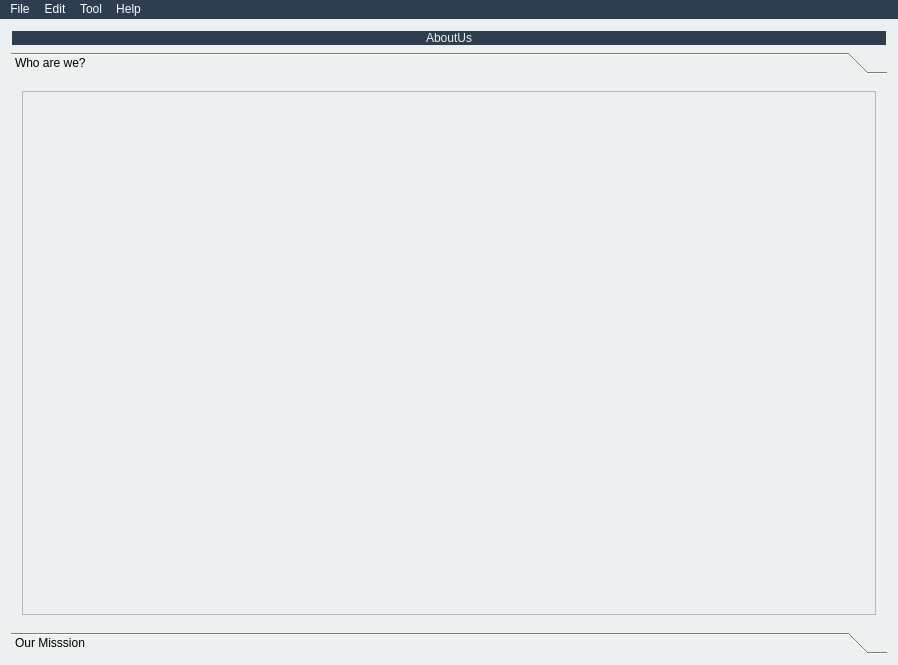
Old version of the form mainwindow.ui in the repository KimangKhenng/Traffic-SImulation-and-Visualization.
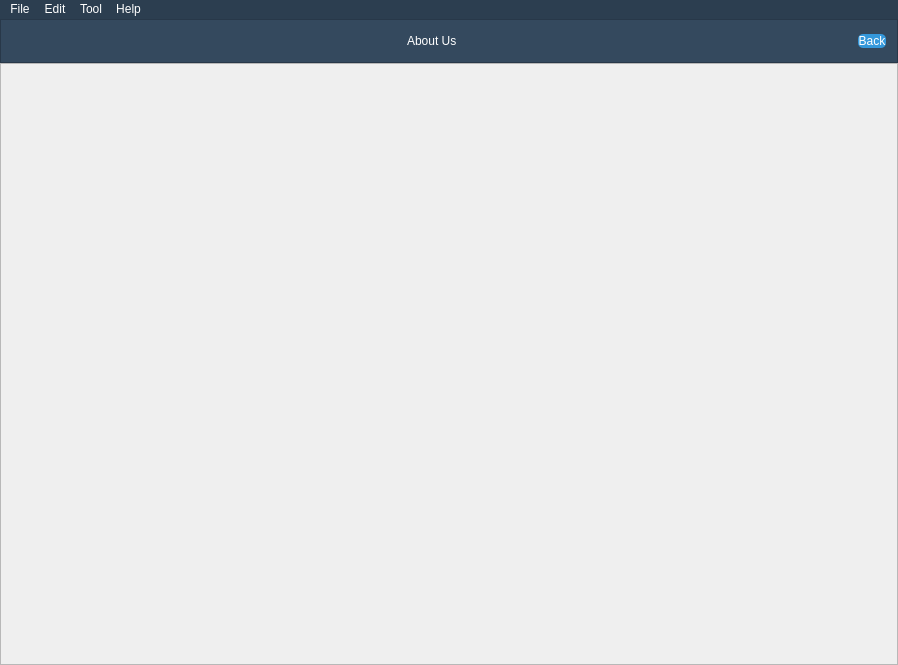
New version of the form. The open tabs and pages were chosen to show the change. Icons and pictures are not drawn. Custom widgets are drawn as their Qt base class.

What changed in the file:
```diff
--- a/mainwindow.ui
+++ b/mainwindow.ui
@@ -792,107 +792,162 @@
       </widget>
       <widget class="QWidget" name="m_about_us_page">
        <property name="styleSheet">
-        <string notr="true">QWidget{
-	
-	background-color: rgb(236, 240, 241);
-	font: 14pt &quot;Century Gothic&quot;;
+        <string notr="true">QPushButton{
+font: 12pt &quot;Segoe UI Light&quot;;
+color: rgb(255, 255, 255);
+background-color: rgb(52, 152, 219);
+border-radius:5px;
 }
-QLabel{	
-	font: 24pt &quot;Century Gothic&quot;;
-	color: rgb(236, 240, 241);
-	background-color: rgb(44, 62, 80);
+ QPushButton:pressed {
+ background-color: qlineargradient(x1: 0, y1: 0, x2: 0, y2: 1,stop: 0 #dadbde, stop: 1 #f6f7fa);
+border-radius:1px;
+  }
+QPushButton:hover{
+background-color: rgb(19, 57, 83);
+border-radius:10px;
+}
+QPushButton#play{
+background-color: rgb(46, 204, 113);
+}
+QPushButton#pause{
+background-color: rgb(149, 165, 166);
+}
+QPushButton#stop{
+background-color: rgb(231, 76, 60);
+}
+QLabel#m_title_content{
+rgb(255, 255, 255)
 }</string>
        </property>
        <layout class="QVBoxLayout" name="verticalLayout">
+        <property name="spacing">
+         <number>0</number>
+        </property>
+        <property name="leftMargin">
+         <number>0</number>
+        </property>
+        <property name="topMargin">
+         <number>0</number>
+        </property>
+        <property name="rightMargin">
+         <number>0</number>
+        </property>
+        <property name="bottomMargin">
+         <number>0</number>
+        </property>
         <item>
-         <widget class="QLabel" name="m_aboutus_label">
+         <widget class="QFrame" name="m_title_content">
           <property name="sizePolicy">
            <sizepolicy hsizetype="Expanding" vsizetype="Preferred">
             <horstretch>0</horstretch>
             <verstretch>0</verstretch>
            </sizepolicy>
           </property>
-          <property name="acceptDrops">
-           <bool>true</bool>
+          <property name="minimumSize">
+           <size>
+            <width>0</width>
+            <height>30</height>
+           </size>
+          </property>
+          <property name="styleSheet">
+           <string notr="true">QPushButton{
+font: 12pt &quot;Segoe UI Light&quot;;
+color: rgb(255, 255, 255);
+background-color: rgb(52, 152, 219);
+border-radius:5px;
+}
+ QPushButton:pressed {
+ background-color: qlineargradient(x1: 0, y1: 0, x2: 0, y2: 1,stop: 0 #dadbde, stop: 1 #f6f7fa);
+border-radius:1px;
+  }
+QPushButton:hover{
+background-color: rgb(19, 57, 83);
+border-radius:10px;
+}
+QPushButton#play{
+background-color: rgb(46, 204, 113);
+}
+QPushButton#pause{
+background-color: rgb(149, 165, 166);
+}
+QPushButton#stop{
+background-color: rgb(231, 76, 60);
+}
+QLabel{
+color: rgb(255, 255, 255);
+font: 16pt &quot;Segoe UI Light&quot;;
+}
+QFrame{
+background-color: rgb(52, 73, 94);
+}</string>
           </property>
           <property name="frameShape">
-           <enum>QFrame::Box</enum>
+           <enum>QFrame::StyledPanel</enum>
           </property>
-          <property name="text">
-           <string>AboutUs</string>
+          <property name="frameShadow">
+           <enum>QFrame::Raised</enum>
           </property>
-          <property name="alignment">
-           <set>Qt::AlignCenter</set>
-          </property>
+          <layout class="QHBoxLayout" name="horizontalLayout">
+           <item>
+            <spacer name="horizontalSpacer_3">
+             <property name="orientation">
+              <enum>Qt::Horizontal</enum>
+             </property>
+             <property name="sizeHint" stdset="0">
+              <size>
+               <width>371</width>
+               <height>20</height>
+              </size>
+             </property>
+            </spacer>
+           </item>
+           <item>
+            <widget class="QLabel" name="m_text_label">
+             <property name="text">
+              <string>About Us</string>
+             </property>
+            </widget>
+           </item>
+           <item>
+            <spacer name="horizontalSpacer_4">
+             <property name="orientation">
+              <enum>Qt::Horizontal</enum>
+             </property>
+             <property name="sizeType">
+              <enum>QSizePolicy::Expanding</enum>
+             </property>
+             <property name="sizeHint" stdset="0">
+              <size>
+               <width>370</width>
+               <height>20</height>
+              </size>
+             </property>
+            </spacer>
+           </item>
+           <item>
+            <widget class="QPushButton" name="m_back_button">
+             <property name="text">
+              <string>Back</string>
+             </property>
+            </widget>
+           </item>
+          </layout>
          </widget>
         </item>
         <item>
-         <widget class="QToolBox" name="toolBox">
+         <widget class="QFrame" name="m_about_us_content">
           <property name="sizePolicy">
            <sizepolicy hsizetype="Expanding" vsizetype="Expanding">
             <horstretch>0</horstretch>
             <verstretch>0</verstretch>
            </sizepolicy>
           </property>
-          <property name="styleSheet">
-           <string notr="true"/>
+          <property name="frameShape">
+           <enum>QFrame::StyledPanel</enum>
           </property>
-          <property name="currentIndex">
-           <number>0</number>
+          <property name="frameShadow">
+           <enum>QFrame::Raised</enum>
           </property>
-          <widget class="QWidget" name="m_introduction_page">
-           <property name="geometry">
-            <rect>
-             <x>0</x>
-             <y>0</y>
-             <width>65</width>
-             <height>28</height>
-            </rect>
-           </property>
-           <property name="styleSheet">
-            <string notr="true"/>
-           </property>
-           <attribute name="label">
-            <string>Who are we?</string>
-           </attribute>
-           <layout class="QVBoxLayout" name="verticalLayout_6">
-            <item>
-             <widget class="QFrame" name="frame">
-              <property name="frameShape">
-               <enum>QFrame::StyledPanel</enum>
-              </property>
-              <property name="frameShadow">
-               <enum>QFrame::Raised</enum>
-              </property>
-             </widget>
-            </item>
-           </layout>
-          </widget>
-          <widget class="QWidget" name="m_our_mission">
-           <property name="geometry">
-            <rect>
-             <x>0</x>
-             <y>0</y>
-             <width>100</width>
-             <height>30</height>
-            </rect>
-           </property>
-           <attribute name="label">
-            <string>Our Misssion</string>
-           </attribute>
-           <layout class="QVBoxLayout" name="verticalLayout_7">
-            <item>
-             <widget class="QFrame" name="frame_2">
-              <property name="frameShape">
-               <enum>QFrame::StyledPanel</enum>
-              </property>
-              <property name="frameShadow">
-               <enum>QFrame::Raised</enum>
-              </property>
-             </widget>
-            </item>
-           </layout>
-          </widget>
          </widget>
         </item>
        </layout>
```
Left out of the diff: 2 changed lines with no effect on the pictures.
